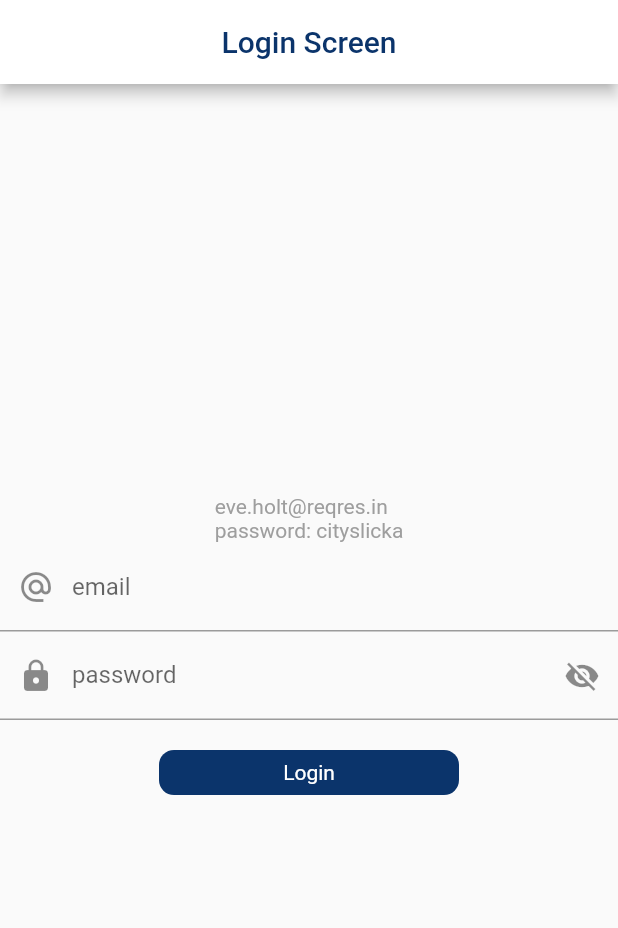
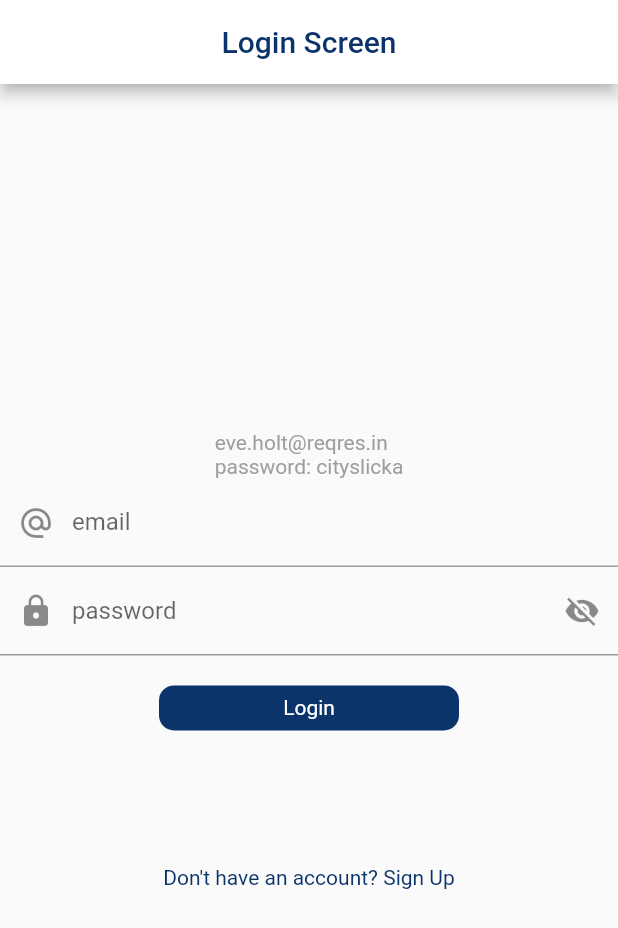
Before and after one commit to Nahin-CDR/flutter_mvvm_implementation, a Flutter app: the screen it shows after launch, on a phone screen of 412 x 824 dp. Shown: the top 928 px of the screen. Run offline on Flutter 3.47's test engine with Material 2 defaults, Android fonts, the phone set to English and light mode, and no system bars; our stand-ins replace another_flushbar, fluttertoast.

Commit message:
sign up done

```diff
--- a/lib/repository/auth_repository.dart
+++ b/lib/repository/auth_repository.dart
@@ -16,7 +16,7 @@ class AuthRepository{
     }
   }
 
-  Future<dynamic> registerApi(dynamic data)async{
+  Future<dynamic> signUpApi(dynamic data)async{
     try{
       dynamic response = await _apiServices.getPostApiResponse(AppUrl.registerEndPointUrl, data);
       return response;
--- a/lib/resources/components/round_button.dart
+++ b/lib/resources/components/round_button.dart
@@ -9,7 +9,7 @@ class RoundButton extends StatelessWidget {
 
   const RoundButton({
     Key? key,
-    this.loading = false,
+    required this.loading,
     required this.title,
     required this.onPress
   }) : super(key: key);
@@ -27,9 +27,15 @@ class RoundButton extends StatelessWidget {
         height:40,
         width: 200,
         child: Center(
-          child: Text(
+          child: loading == true?const CircularProgressIndicator(
+            color: Colors.white,
+            backgroundColor: Colors.white,
+            strokeWidth: 2,
+          )
+              :Text(
             title,
-            style:const TextStyle(color: Colors.white),),
+            style:const TextStyle(color: Colors.white),
+          ),
         ),
       ),
     );
--- a/lib/utils/routes/routes.dart
+++ b/lib/utils/routes/routes.dart
@@ -2,6 +2,7 @@
 import 'package:clean_code/utils/routes/routes_name.dart';
 import 'package:clean_code/view/home_view.dart';
 import 'package:clean_code/view/login_view.dart';
+import 'package:clean_code/view/signup_view.dart';
 import 'package:flutter/material.dart';
 
 class Routes{
@@ -11,6 +12,8 @@ class Routes{
         return MaterialPageRoute(builder: (BuildContext context) => const LoginView( ));
       case RoutesName.home:
         return MaterialPageRoute(builder: (BuildContext context) =>const HomeView());
+      case RoutesName.signUp:
+        return MaterialPageRoute(builder: (BuildContext context)=>const SignUpView());
       default:
         return MaterialPageRoute(builder: (_){
           return const Scaffold(
--- a/lib/utils/routes/routes_name.dart
+++ b/lib/utils/routes/routes_name.dart
@@ -2,6 +2,7 @@
 class RoutesName{
   //account routes name
   static const String login = 'login_screen';
+  static const String signUp = 'signup_screen';
 
   // home screen routes name
   static const String home = 'home_screen';
--- a/lib/view/login_view.dart
+++ b/lib/view/login_view.dart
@@ -95,6 +95,7 @@ class _LoginViewState extends State<LoginView> {
             SizedBox(
               height: height*.085,
               child: RoundButton(
+                  loading:authViewModel.loading,
                   title: "Login",
                   onPress:(){
                     if(_emailController.text.isEmpty){
@@ -104,7 +105,6 @@ class _LoginViewState extends State<LoginView> {
                     }else if(_passwordController.text.length<6){
                       Utils.flushBarErrorMessage("please enter 6 digit password", context);
                     }else{
-
                       Map<dynamic,dynamic> data = {
                         'email' : _emailController.text,
                          'password' : _passwordController.text
@@ -112,8 +112,20 @@ class _LoginViewState extends State<LoginView> {
                       authViewModel.loginApi(data,context);
                       //Utils.toastMessage("Everything is OK now");
                     }
-                  } ,
-                  loading: false
+                  },
+              ),
+            ),
+            SizedBox(
+              height: height*.085
+            ),
+            InkWell(
+              onTap: (){
+                Navigator.pushNamed(context, RoutesName.signUp);
+              },
+              child:const Text("Don't have an account? Sign Up",
+                  style: TextStyle(
+                      color: AppColors.primaryColor
+                  )
               ),
             )
           ],
```
Also changed, not shown: lib/view/signup_view.dart (added, +139 -0 lines), lib/view_model/auth_view_model.dart (+33 -3 lines), 2 other files.
